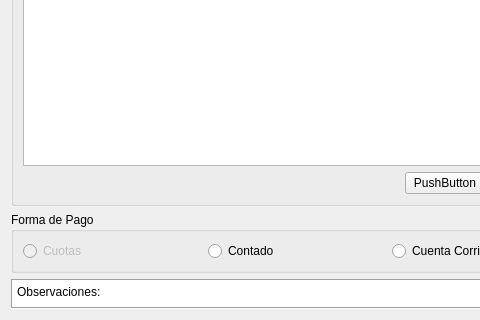
Before: the Qt Designer form trunk/plugins/ventas/FormAgregarVentaBase.ui in chungote/gestotux, drawn with Qt 5; both pictures show x 0 to 480 and y 247 to 567 of the 594 by 567 pixel window.
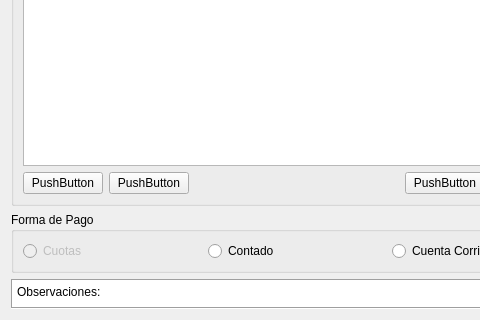
After: the same form once the commit is applied. Custom widgets are drawn as their Qt base class.

Commit message: Mejorada la documentación interna Doxygen. Agregados botones y metodos para guardar descuentos en las facturas.

```diff
--- a/trunk/plugins/ventas/FormAgregarVentaBase.ui
+++ b/trunk/plugins/ventas/FormAgregarVentaBase.ui
@@ -160,6 +160,20 @@
       </item>
       <item>
        <layout class="QHBoxLayout" name="horizontalLayout_5">
+        <item>
+         <widget class="QPushButton" name="PBAgregarDescuento">
+          <property name="text">
+           <string>PushButton</string>
+          </property>
+         </widget>
+        </item>
+        <item>
+         <widget class="QPushButton" name="PBEliminarDescuento">
+          <property name="text">
+           <string>PushButton</string>
+          </property>
+         </widget>
+        </item>
         <item>
          <spacer name="horizontalSpacer">
           <property name="orientation">
```
The commit also changes 4 other files.
